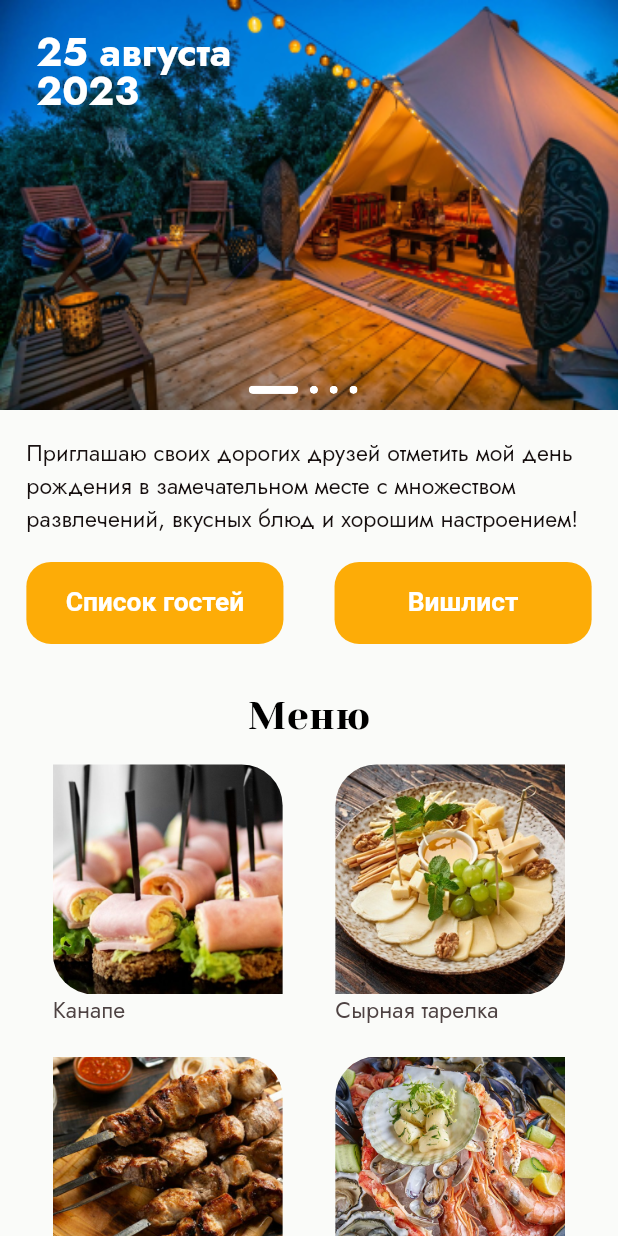
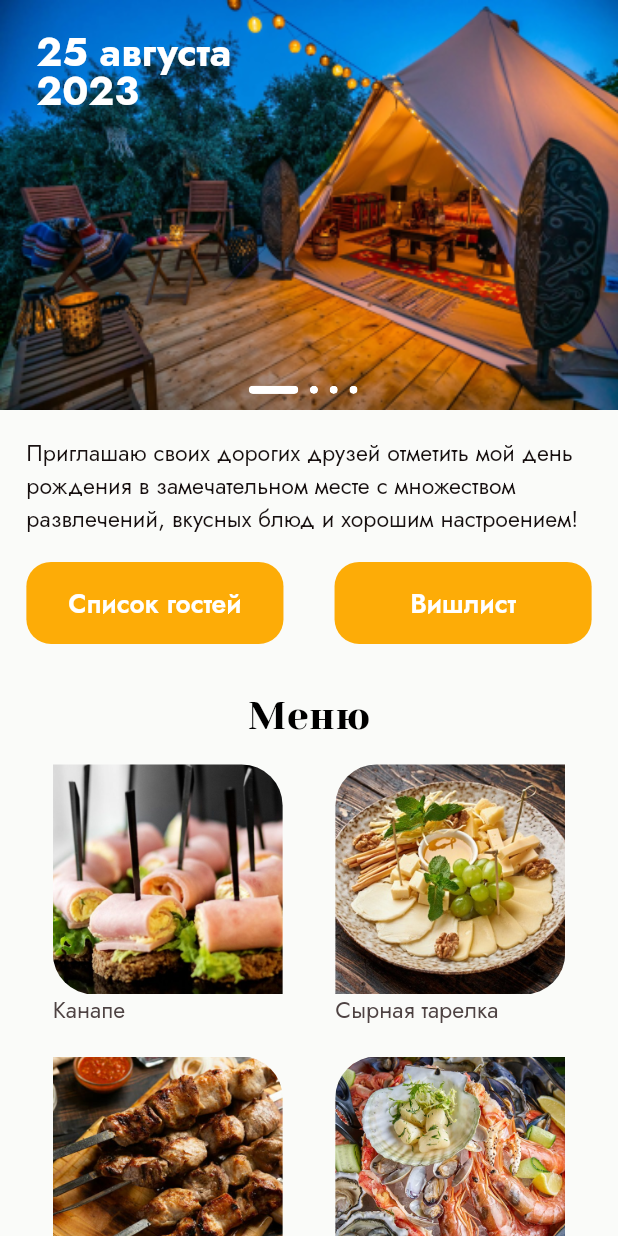
Before and after one commit to barbarisss/birthday_app, a Flutter app: the screen it shows after launch, on a phone screen of 412 x 824 dp. Run offline on Flutter 3.47's test engine with Material 2 defaults, Android fonts, the light colour scheme and no system bars; drawn by our look-alikes of carousel_slider; our stand-ins replace flutter_screenutil, flutter_svg; missing offline and left inert: yandex_mapkit; statements that could not run were skipped.

Commit message:
style: added fontFamily to the ButtonStyle

```diff
--- a/lib/main.dart
+++ b/lib/main.dart
@@ -19,7 +19,7 @@ class MyApp extends StatelessWidget {
         title: 'Birthday App',
         debugShowCheckedModeBanner: false,
         theme: theme(),
-        home: MainScreenWidget(),
+        home: const MainScreenWidget(),
       ),
       designSize: const Size(375, 753),
     );
--- a/lib/theme/theme.dart
+++ b/lib/theme/theme.dart
@@ -17,6 +17,7 @@ ThemeData theme() {
         ),
         textStyle: MaterialStateProperty.all(
           TextStyle(
+            fontFamily: 'Jost',
             fontWeight: FontWeight.w600,
             fontSize: 16.sp,
           ),
```
